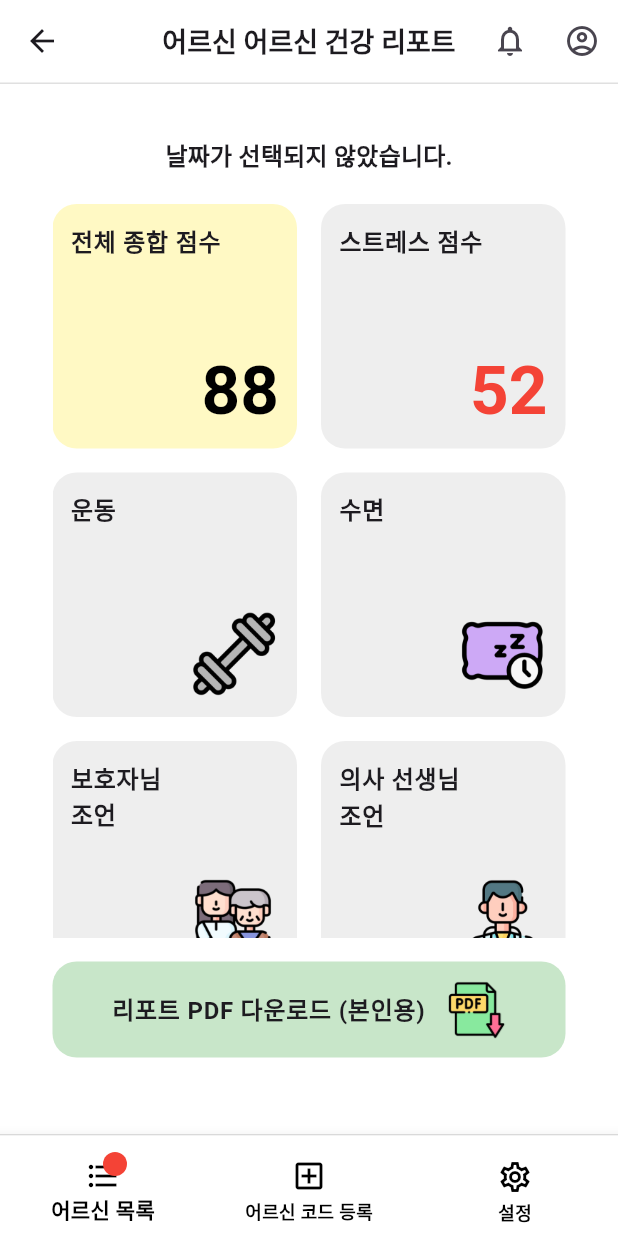
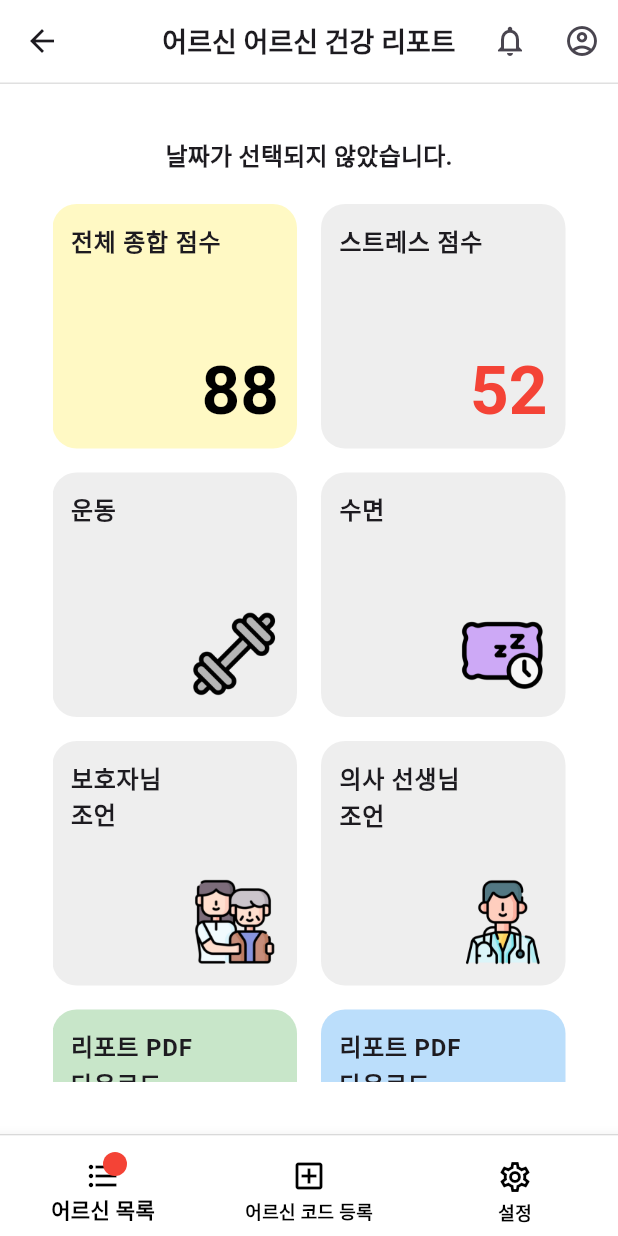
Before and after one commit to CapstonProduct/day_in_bloom_fd_v1, a Flutter app: the ReportCategoryScreen screen opened by its route, on a phone screen of 412 x 824 dp. Run offline on Flutter 3.47's test engine with Material 3 defaults, Android fonts, the phone set to English and light mode, and no system bars; our stand-ins replace flutter_native_splash, go_router, table_calendar.

Commit message:
Feat: Add pdf download button (new design) & Add pdf download modal & doctor code modal

```diff
--- a/lib/features/healthreport/screen/report_category_screen.dart
+++ b/lib/features/healthreport/screen/report_category_screen.dart
@@ -1,3 +1,4 @@
+import 'package:day_in_bloom_fd_v1/features/healthreport/screen/pdf_doctor_code_modal.dart';
 import 'package:day_in_bloom_fd_v1/features/healthreport/screen/pdf_download_modal.dart';
 import 'package:day_in_bloom_fd_v1/widgets/app_bar.dart';
 import 'package:flutter/material.dart';
@@ -15,6 +16,7 @@ class ReportCategoryScreen extends StatelessWidget {
       appBar: CustomAppBar(title: '$elderlyName 어르신 건강 리포트', showBackButton: true),
       body: Padding(
         padding: const EdgeInsets.all(35.0),
+        child: SingleChildScrollView(
           child: Column(
             crossAxisAlignment: CrossAxisAlignment.center,
             children: [
@@ -23,8 +25,9 @@ class ReportCategoryScreen extends StatelessWidget {
                 style: Theme.of(context).textTheme.titleMedium?.copyWith(fontWeight: FontWeight.bold),
               ),
               const SizedBox(height: 20),
-            Expanded(
-              child: GridView.builder(
+              GridView.builder(
+                shrinkWrap: true,
+                physics: const NeverScrollableScrollPhysics(),
                 gridDelegate: const SliverGridDelegateWithFixedCrossAxisCount(
                   crossAxisCount: 2,
                   crossAxisSpacing: 16,
@@ -43,16 +46,17 @@ class ReportCategoryScreen extends StatelessWidget {
                   return ReportCategoryTile(category: _categories[index], isHighlighted: false);
                 },
               ),
-            ),
               const SizedBox(height: 16),
-            const DownloadReportButton(),
+              const PdfDownloadButtons(),
               const SizedBox(height: 16),
             ],
+          ),
         ),
       ),
     );
   }
 }
+
 
 class ReportCategoryTile extends StatelessWidget {
   final ReportCategory category;
@@ -141,30 +145,87 @@ class ScoreReportCategoryTile extends StatelessWidget {
   }
 }
 
-class DownloadReportButton extends StatelessWidget {
-  const DownloadReportButton({super.key});
+class PdfDownloadButtons extends StatelessWidget {
+  const PdfDownloadButtons({super.key});
+
+  @override
+  Widget build(BuildContext context) {
+    return Row(
+      mainAxisAlignment: MainAxisAlignment.spaceEvenly,
+      children: [
+        Expanded(
+          child: PdfDownloadButton(
+            title: '리포트 PDF\n다운로드\n(모두)',
+            color: Colors.green.shade100,
+            imagePath: 'assets/report_icon/green_pdf.png',
+            onTap: () => PdfDownloadModal.show(context),
+          ),
+        ),
+        const SizedBox(width: 16),
+        Expanded(
+          child: PdfDownloadButton(
+            title: '리포트 PDF\n다운로드\n(의사)',
+            color: Colors.blue.shade100,
+            imagePath: 'assets/report_icon/blue_pdf.png',
+            onTap: () async {
+              bool? result = await PdfDownloadModal.show(context);
+              if (result == true) {
+                PdfDoctorCodeModal.show(context);
+              }
+            },
+          ),
+        ),
+      ],
+    );
+  }
+}
+
+
+class PdfDownloadButton extends StatelessWidget {
+  final String title;
+  final Color color;
+  final String imagePath;
+  final VoidCallback onTap;
+
+  const PdfDownloadButton({
+    super.key,
+    required this.title,
+    required this.color,
+    required this.imagePath,
+    required this.onTap,
+  });
 
   @override
   Widget build(BuildContext context) {
     return GestureDetector(
-      onTap: () {
-        PdfDownloadModal.show(context);
-      },
+      onTap: onTap,
       child: Container(
-        padding: const EdgeInsets.symmetric(vertical: 12, horizontal: 16),
+        height: 160,
+        padding: const EdgeInsets.all(12),
         decoration: BoxDecoration(
-          color: Colors.green.shade100,
+          color: color,
           borderRadius: BorderRadius.circular(16),
         ),
-        child: Row(
-          mainAxisAlignment: MainAxisAlignment.center,
+        child: Stack(
           children: [
-            Text(
-              '리포트 PDF 다운로드 (본인용)',
+            Align(
+              alignment: Alignment.topLeft,
+              child: Text(
+                title,
                 style: Theme.of(context).textTheme.bodyLarge?.copyWith(fontWeight: FontWeight.bold),
+                maxLines: 3,
+                overflow: TextOverflow.ellipsis,
               ),
-            const SizedBox(width: 14),
-            Image.asset('assets/report_icon/green_pdf.png', width: 40, height: 40),
+            ),
+            Align(
+              alignment: Alignment.bottomRight,
+              child: Image.asset(
+                imagePath,
+                width: 60,
+                height: 60,
+                fit: BoxFit.contain,
+              ),
+            ),
           ],
         ),
       ),
```
Also changed, not shown: lib/features/healthreport/screen/pdf_doctor_code_modal.dart (added, +103 -0 lines), lib/features/healthreport/screen/pdf_download_modal.dart (+5 -5 lines), flutter_01.png (added), flutter_02.png (added). Lines whose indentation alone changed are shown as unchanged.
